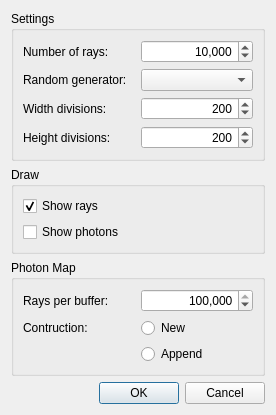
The window that source/application/run/RayOptionsDialog.ui (CST-Modelling-Tools/TonatiuhPP) describes before a commit, drawn with Qt 5.
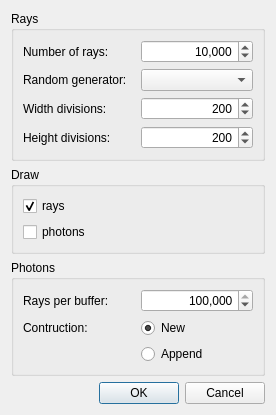
The same window after the commit.

Commit message: before merging ray options

```diff
--- a/source/application/run/RayOptionsDialog.ui
+++ b/source/application/run/RayOptionsDialog.ui
@@ -17,7 +17,7 @@
    <item>
     <widget class="QGroupBox" name="settingsGroup">
      <property name="title">
-      <string>Settings</string>
+      <string>Rays</string>
      </property>
      <layout class="QGridLayout" name="settingsLayout">
       <item row="0" column="0">
@@ -142,7 +142,7 @@
       <item row="0" column="0">
        <widget class="QCheckBox" name="showRaysCheck">
         <property name="text">
-         <string>Show rays</string>
+         <string>rays</string>
         </property>
         <property name="checked">
          <bool>true</bool>
@@ -152,7 +152,7 @@
       <item row="1" column="0">
        <widget class="QCheckBox" name="showPhotonsCheck">
         <property name="text">
-         <string>Show photons</string>
+         <string>photons</string>
         </property>
        </widget>
       </item>
@@ -162,7 +162,7 @@
    <item>
     <widget class="QGroupBox" name="photonmapGroup">
      <property name="title">
-      <string>Photon Map</string>
+      <string>Photons</string>
      </property>
      <layout class="QGridLayout" name="photonMapLayout">
       <item row="1" column="1">
@@ -170,6 +170,9 @@
         <property name="text">
          <string>New</string>
         </property>
+        <property name="checked">
+         <bool>true</bool>
+        </property>
        </widget>
       </item>
       <item row="0" column="1">
```
Left out of the diff: 56 changed lines with no effect on the pictures. The commit also changes 14 other files.
